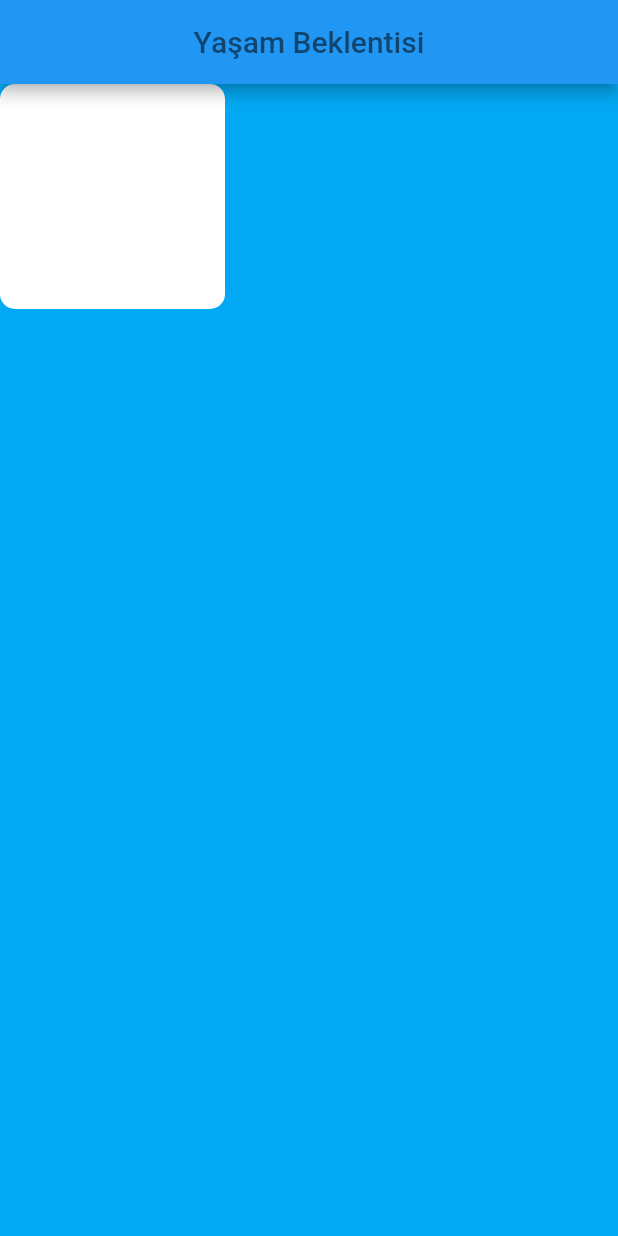
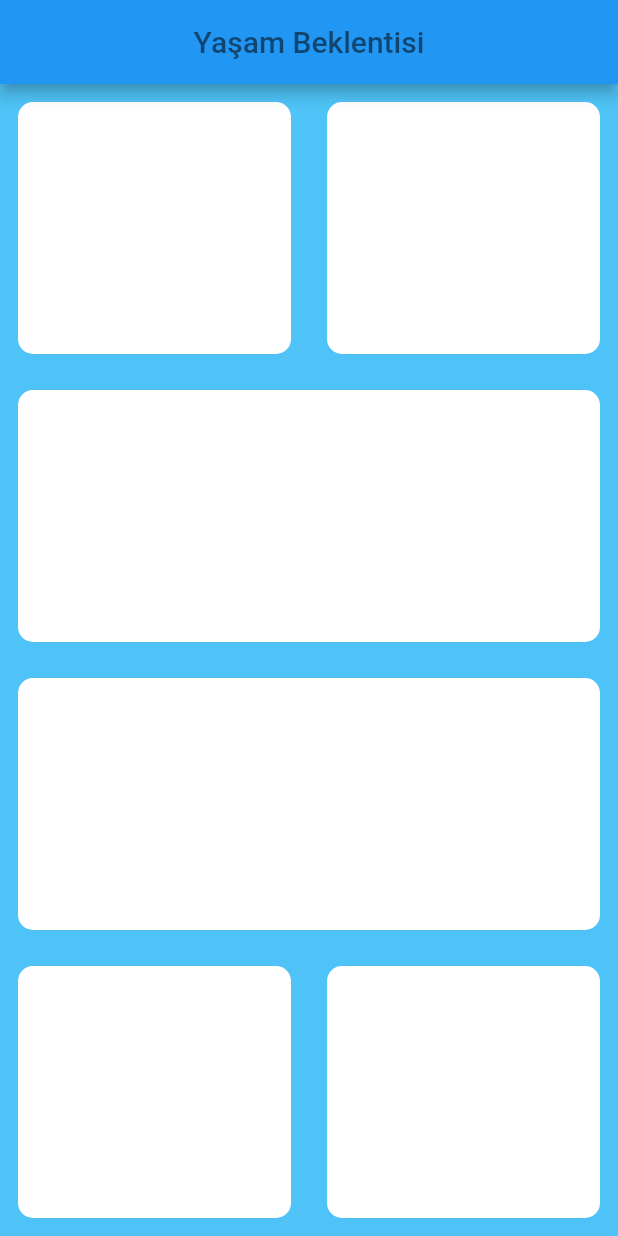
Before and after one commit to IzzetMustafaoglu/Life_uygulamasi, a Flutter app: the screen it shows after launch, on a phone screen of 412 x 824 dp. Run offline on Flutter 3.47's test engine with Material 2 defaults, Android fonts, the phone set to English and light mode, and no system bars.

Commit message:
Box'lar cizildi

```diff
--- a/lib/input_page.dart
+++ b/lib/input_page.dart
@@ -26,10 +26,57 @@ class _MyHomePageState extends State<InputPage> {
         ),
         centerTitle: true,
       ),
-      body: Container(
-        width: 150,
-        height: 150,
-        decoration: BoxDecoration(borderRadius: BorderRadius.circular(10.0),color: Colors.white,),
+      body: Column(
+        children: <Widget>[
+          Expanded(
+            child: Row(
+              children: <Widget>[
+              Expanded(
+                child: Container(
+                  margin: EdgeInsets.all(12.0),
+                  decoration: BoxDecoration(borderRadius: BorderRadius.circular(10.0),color: Colors.white,),
+                ),
+              ),
+                Expanded(
+                  child: Container(
+                    margin: EdgeInsets.all(12.0),
+                    decoration: BoxDecoration(borderRadius: BorderRadius.circular(10.0),color: Colors.white,),
+                  ),
+                ),
+              ]
+            ),
+          ),
+          Expanded(
+            child: Container(
+              margin: EdgeInsets.all(12.0),
+              decoration: BoxDecoration(borderRadius: BorderRadius.circular(10.0),color: Colors.white,),
+            ),
+          ),
+          Expanded(
+            child: Container(
+              margin: EdgeInsets.all(12.0),
+              decoration: BoxDecoration(borderRadius: BorderRadius.circular(10.0),color: Colors.white,),
+            ),
+          ),
+          Expanded(
+            child: Row(
+                children: <Widget>[
+                  Expanded(
+                    child: Container(
+                      margin: EdgeInsets.all(12.0),
+                      decoration: BoxDecoration(borderRadius: BorderRadius.circular(10.0),color: Colors.white,),
+                    ),
+                  ),
+                  Expanded(
+                    child: Container(
+                      margin: EdgeInsets.all(12.0),
+                      decoration: BoxDecoration(borderRadius: BorderRadius.circular(10.0),color: Colors.white,),
+                    ),
+                  ),
+                ]
+            ),
+          ),
+        ],
       )
     );
   }
--- a/lib/main.dart
+++ b/lib/main.dart
@@ -10,8 +10,8 @@ class MyApp extends StatelessWidget {
   Widget build(BuildContext context) {
     return MaterialApp(
         theme: ThemeData(
-          scaffoldBackgroundColor: Colors.lightBlue,
-          primaryColor: Colors.lightBlue
+          scaffoldBackgroundColor: Colors.lightBlue[300],
+          primaryColor: Colors.lightBlue[300]
         ),
       home: InputPage(),
     );
```
